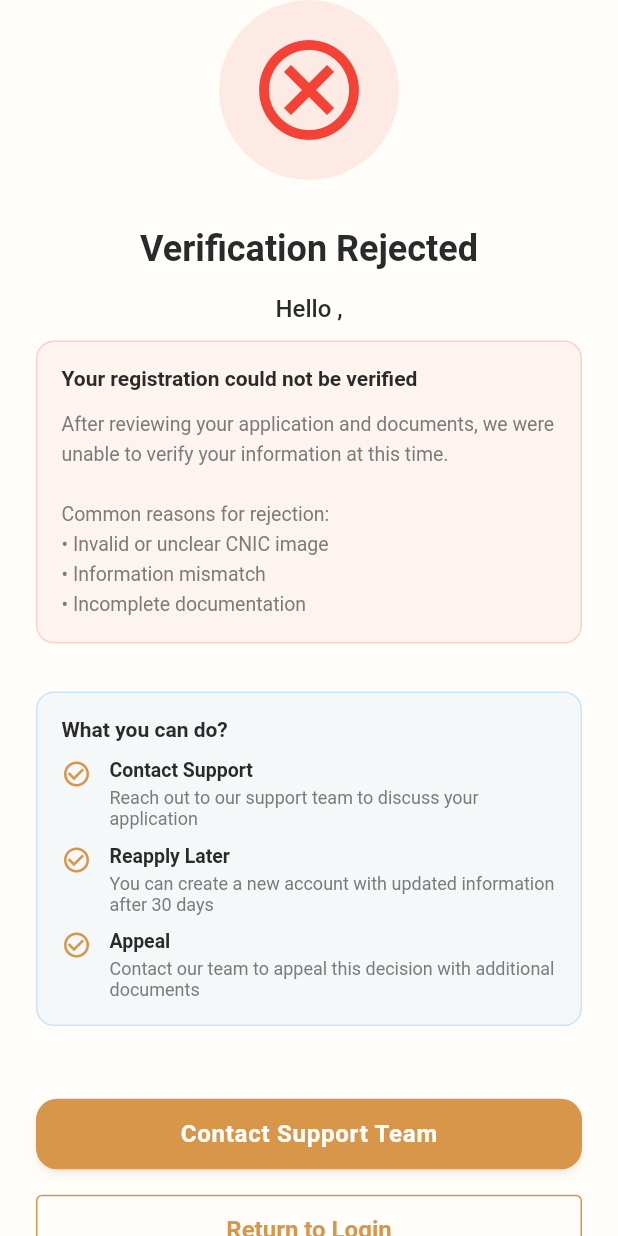
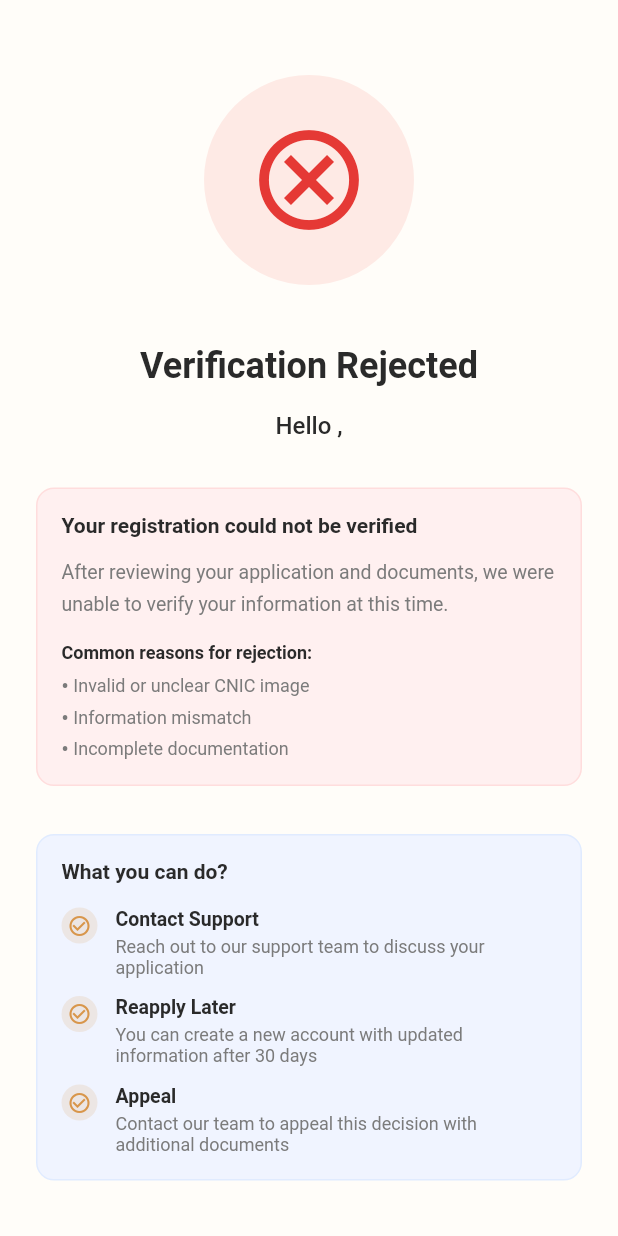
Before and after one commit to ToobaFayyaz55/stitchanda_tailor, a Flutter app: the RejectedScreen screen opened directly with empty values, on a phone screen of 412 x 824 dp. Run offline on Flutter 3.47's test engine with Material 3 defaults, Android fonts, the light colour scheme and no system bars; our stand-ins replace bloc, cloud_firestore, equatable, firebase_auth, firebase_core, firebase_storage and 3 more; accounts and stored records are empty; generated files the repository leaves out were written again; Roboto replaces fonts that are missing (Poppins).

Commit message:
Added rejected tailor screen

```diff
--- a/lib/view/screens/rejected_screen.dart
+++ b/lib/view/screens/rejected_screen.dart
@@ -19,34 +19,36 @@ class RejectedScreen extends StatelessWidget {
     return Scaffold(
       backgroundColor: AppColors.background,
       body: SafeArea(
+        child: SingleChildScrollView(
           child: Padding(
-          padding: const EdgeInsets.symmetric(horizontal: 24),
+            padding: const EdgeInsets.symmetric(horizontal: 24, vertical: 30),
             child: Column(
-            mainAxisAlignment: MainAxisAlignment.center,
               crossAxisAlignment: CrossAxisAlignment.center,
               children: [
-              // Icon
+                const SizedBox(height: 20),
+
+                // Red X Icon - Rejection icon
                 Container(
-                padding: const EdgeInsets.all(20),
+                  padding: const EdgeInsets.all(30),
                   decoration: BoxDecoration(
                     color: Colors.red.withOpacity(0.1),
                     shape: BoxShape.circle,
                   ),
-                child: const Icon(
+                  child: Icon(
                     Icons.cancel_outlined,
                     size: 80,
-                  color: Colors.red,
+                    color: Colors.red[600],
                   ),
                 ),
 
-              const SizedBox(height: 32),
+                const SizedBox(height: 40),
 
                 // Title
                 const Text(
                   'Verification Rejected',
                   style: TextStyle(
                     fontSize: 24,
-                  fontWeight: FontWeight.bold,
+                    fontWeight: FontWeight.w700,
                     color: AppColors.textBlack,
                   ),
                   textAlign: TextAlign.center,
@@ -54,7 +56,7 @@ class RejectedScreen extends StatelessWidget {
 
                 const SizedBox(height: 16),
 
-              // Message
+                // Personalized greeting
                 Text(
                   'Hello $name,',
                   style: const TextStyle(
@@ -65,16 +67,17 @@ class RejectedScreen extends StatelessWidget {
                   textAlign: TextAlign.center,
                 ),
 
-              const SizedBox(height: 12),
+                const SizedBox(height: 32),
 
-              // Description
+                // Rejection Info Box - Light Pink background
                 Container(
                   padding: const EdgeInsets.all(16),
                   decoration: BoxDecoration(
-                  color: Colors.red.withOpacity(0.05),
+                    color: const Color(0xFFFFF0F0), // Light pink
                     borderRadius: BorderRadius.circular(12),
                     border: Border.all(
-                    color: Colors.red.withOpacity(0.2),
+                      color: const Color(0xFFFFDDDD), // Lighter pink border
+                      width: 1,
                     ),
                   ),
                   child: Column(
@@ -89,33 +92,44 @@ class RejectedScreen extends StatelessWidget {
                         ),
                       ),
                       const SizedBox(height: 12),
-                    Text(
-                      'After reviewing your application and documents, '
-                      'we were unable to verify your information at this time.\n\n'
-                      'Common reasons for rejection:\n'
-                      '• Invalid or unclear CNIC image\n'
-                      '• Information mismatch\n'
-                      '• Incomplete documentation',
-                      style: const TextStyle(
+                      const Text(
+                        'After reviewing your application and documents, we were unable to verify your information at this time.',
+                        style: TextStyle(
                           fontSize: 13,
                           color: AppColors.textGrey,
-                        height: 1.5,
+                          height: 1.6,
                         ),
                       ),
+                      const SizedBox(height: 16),
+                      const Text(
+                        'Common reasons for rejection:',
+                        style: TextStyle(
+                          fontSize: 12,
+                          fontWeight: FontWeight.w600,
+                          color: AppColors.textBlack,
+                        ),
+                      ),
+                      const SizedBox(height: 8),
+                      _buildRejectionReason('Invalid or unclear CNIC image'),
+                      const SizedBox(height: 6),
+                      _buildRejectionReason('Information mismatch'),
+                      const SizedBox(height: 6),
+                      _buildRejectionReason('Incomplete documentation'),
                     ],
                   ),
                 ),
 
                 const SizedBox(height: 32),
 
-              // Next steps
+                // What you can do section - Light blue background
                 Container(
                   padding: const EdgeInsets.all(16),
                   decoration: BoxDecoration(
-                  color: Colors.blue.withOpacity(0.05),
+                    color: const Color(0xFFF0F4FF), // Light blue
                     borderRadius: BorderRadius.circular(12),
                     border: Border.all(
-                    color: Colors.blue.withOpacity(0.2),
+                      color: const Color(0xFFE0EBFF), // Lighter blue border
+                      width: 1,
                     ),
                   ),
                   child: Column(
@@ -129,17 +143,17 @@ class RejectedScreen extends StatelessWidget {
                           color: AppColors.textBlack,
                         ),
                       ),
-                    const SizedBox(height: 12),
+                      const SizedBox(height: 16),
                       _buildOption(
                         'Contact Support',
                         'Reach out to our support team to discuss your application',
                       ),
-                    const SizedBox(height: 10),
+                      const SizedBox(height: 12),
                       _buildOption(
                         'Reapply Later',
                         'You can create a new account with updated information after 30 days',
                       ),
-                    const SizedBox(height: 10),
+                      const SizedBox(height: 12),
                       _buildOption(
                         'Appeal',
                         'Contact our team to appeal this decision with additional documents',
@@ -157,12 +171,15 @@ class RejectedScreen extends StatelessWidget {
                     style: ElevatedButton.styleFrom(
                       backgroundColor: AppColors.caramel,
                       padding: const EdgeInsets.symmetric(vertical: 14),
+                      shape: RoundedRectangleBorder(
+                        borderRadius: BorderRadius.circular(8),
+                      ),
                     ),
                     onPressed: () {
-                    // TODO: Implement support contact
                       ScaffoldMessenger.of(context).showSnackBar(
                         const SnackBar(
                           content: Text('Support contact feature coming soon'),
+                          duration: Duration(seconds: 2),
                         ),
                       );
                     },
@@ -179,13 +196,16 @@ class RejectedScreen extends StatelessWidget {
 
                 const SizedBox(height: 16),
 
-              // Logout Button
+                // Return to Login Button - Outlined
                 SizedBox(
                   width: double.infinity,
                   child: OutlinedButton(
                     style: OutlinedButton.styleFrom(
                       padding: const EdgeInsets.symmetric(vertical: 14),
-                    side: const BorderSide(color: AppColors.caramel),
+                      side: const BorderSide(color: AppColors.caramel, width: 1.5),
+                      shape: RoundedRectangleBorder(
+                        borderRadius: BorderRadius.circular(8),
+                      ),
                     ),
                     onPressed: () {
                       context.read<AuthCubit>().logout();
@@ -210,17 +230,50 @@ class RejectedScreen extends StatelessWidget {
             ),
           ),
         ),
+      ),
     );
   }
 
-  Widget _buildOption(String title, String description) {
+  static Widget _buildRejectionReason(String reason) {
+    return Row(
+      children: [
+        const Text(
+          '• ',
+          style: TextStyle(
+            fontSize: 13,
+            color: AppColors.textGrey,
+            fontWeight: FontWeight.w600,
+          ),
+        ),
+        Expanded(
+          child: Text(
+            reason,
+            style: const TextStyle(
+              fontSize: 12,
+              color: AppColors.textGrey,
+            ),
+          ),
+        ),
+      ],
+    );
+  }
+
+  static Widget _buildOption(String title, String description) {
     return Row(
       crossAxisAlignment: CrossAxisAlignment.start,
       children: [
-        const Icon(
+        Container(
+          width: 24,
+          height: 24,
+          decoration: BoxDecoration(
+            color: AppColors.caramel.withOpacity(0.15),
+            shape: BoxShape.circle,
+          ),
+          child: Icon(
             Icons.check_circle_outline,
-          size: 20,
+            size: 16,
             color: AppColors.caramel,
+          ),
         ),
         const SizedBox(width: 12),
         Expanded(
```
Lines whose indentation alone changed are shown as unchanged.
